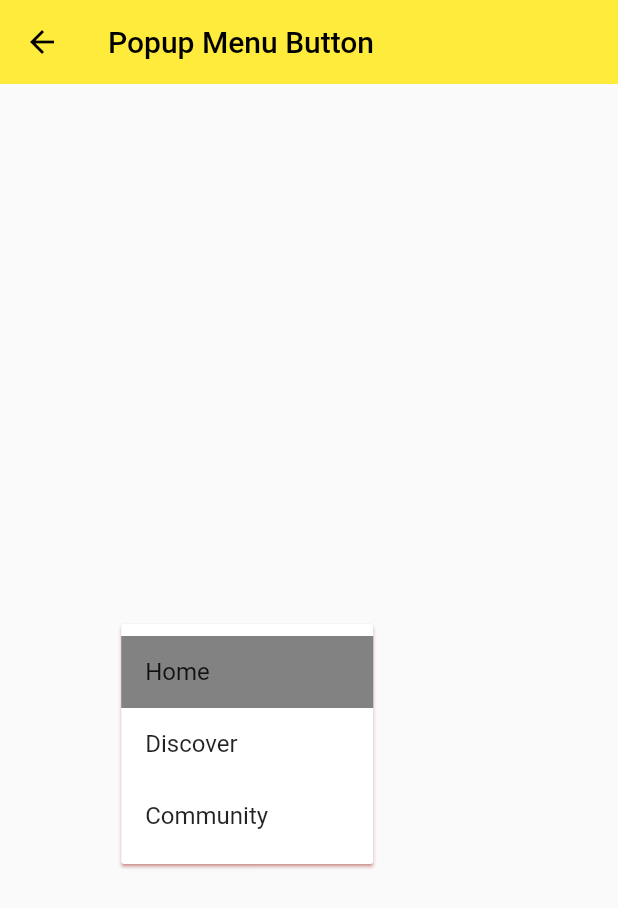
After one commit to kenLiaowj/FlutterApp, a Flutter app: the PopupMenuDemo screen opened directly, after a tap on the "more vert" icon, on a phone screen of 412 x 824 dp. The commit adds this screen. Shown: the top 908 px of the screen. Run offline on Flutter 3.47's test engine with Material 2 defaults, Android fonts, the phone set to English and light mode, and no system bars.

Commit message:
1. 添加弹出菜单PopupMenu

```diff
--- a/lib/demo/material_components.dart
+++ b/lib/demo/material_components.dart
@@ -1,4 +1,5 @@
 import 'package:flutter/material.dart';
+import 'package:flutter_application_001/demo/material_design/popup_menu.dart';
 import 'material_design/button_demo.dart';
 import 'material_design/floating_button.dart';
 
@@ -15,7 +16,8 @@ class MaterialComponents extends StatelessWidget {
       body: ListView(
         children: [
           ListViewItem('Buttons Demo', ButtonsDemo()),
-          ListViewItem('Floating Button Demo', FloatingButtonDemo())
+          ListViewItem('Floating Button Demo', FloatingButtonDemo()),
+          ListViewItem('Popup Menu Demo', PopupMenuDemo())
         ],
       ),
     );
--- a/lib/demo/material_design/floating_button.dart
+++ b/lib/demo/material_design/floating_button.dart
@@ -9,6 +9,21 @@ class FloatingButtonDemo extends StatelessWidget {
       appBar: AppBar(
         title: Text('Floating Button'),
         elevation: 0.0,
+      ),
+      body: Container(
+        padding: EdgeInsets.all(16),
+        alignment: Alignment.center,
+        child: PopupMenuButton(
+          elevation: 1.0,
+          shadowColor: Colors.red,
+          itemBuilder: (context) {
+            return [
+              PopupMenuItem(child: Text('Home')),
+              PopupMenuItem(child: Text('Home')),
+              PopupMenuItem(child: Text('Home'))
+            ];
+          },
+        ),
       ),
       floatingActionButton: FloatingActionButton(
         onPressed: () {},
--- /dev/null
+++ b/lib/demo/material_design/popup_menu.dart
@@ -0,0 +1,50 @@
+import 'package:flutter/material.dart';
+
+class PopupMenuDemo extends StatefulWidget {
+  const PopupMenuDemo({super.key});
+
+  @override
+  State<PopupMenuDemo> createState() => _PopupMenuDemoState();
+}
+
+class _PopupMenuDemoState extends State<PopupMenuDemo> {
+  String _currentMenuItem = 'Home';
+
+  @override
+  Widget build(BuildContext context) {
+    return Scaffold(
+      appBar: AppBar(
+        title: Text('Popup Menu Button'),
+        elevation: 0.0,
+      ),
+      body: Container(
+        padding: EdgeInsets.all(16),
+        alignment: Alignment.center,
+        child: Row(
+          mainAxisAlignment: MainAxisAlignment.center,
+          children: [
+            Text(_currentMenuItem),
+            PopupMenuButton(
+              initialValue: _currentMenuItem,
+              tooltip: _currentMenuItem,
+              elevation: 1.0,
+              shadowColor: Colors.red,
+              onSelected: (value) {
+                setState(() {
+                  _currentMenuItem = value;
+                });
+              },
+              itemBuilder: (context) {
+                return [
+                  PopupMenuItem(value: 'Home', child: Text('Home')),
+                  PopupMenuItem(value: 'Discover', child: Text('Discover')),
+                  PopupMenuItem(value: 'Community', child: Text('Community'))
+                ];
+              },
+            )
+          ],
+        ),
+      ),
+    );
+  }
+}
```
